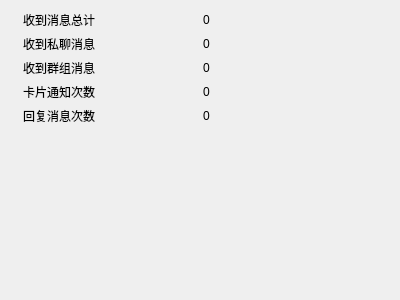
This is widgets/settings/countwidget.ui in iwxyi/CatlikeQQ as Qt 5 draws it before an edit. The edited form follows.
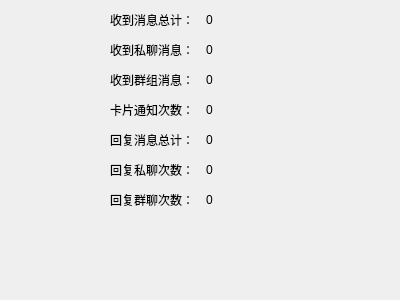
This is the edited form.

Commit message: 添加回复私聊群聊数量显示

What changed in the file:
```diff
--- a/widgets/settings/countwidget.ui
+++ b/widgets/settings/countwidget.ui
@@ -25,52 +25,26 @@
      <property name="rightMargin">
       <number>12</number>
      </property>
+     <property name="spacing">
+      <number>12</number>
+     </property>
      <item row="0" column="0">
       <widget class="QLabel" name="label">
        <property name="text">
-        <string>收到消息总计</string>
+        <string>收到消息总计：</string>
        </property>
-      </widget>
-     </item>
-     <item row="1" column="0">
-      <widget class="QLabel" name="label_3">
-       <property name="text">
-        <string>收到私聊消息</string>
-       </property>
-      </widget>
-     </item>
-     <item row="0" column="1">
-      <widget class="QLabel" name="countReceiveAllLabel">
-       <property name="text">
-        <string>0</string>
-       </property>
-      </widget>
-     </item>
-     <item row="3" column="0">
-      <widget class="QLabel" name="label_5">
-       <property name="text">
-        <string>卡片通知次数</string>
-       </property>
-      </widget>
-     </item>
-     <item row="2" column="0">
-      <widget class="QLabel" name="label_4">
-       <property name="text">
-        <string>收到群组消息</string>
+       <property name="alignment">
+        <set>Qt::AlignRight|Qt::AlignTrailing|Qt::AlignVCenter</set>
        </property>
       </widget>
      </item>
      <item row="4" column="0">
       <widget class="QLabel" name="label_6">
        <property name="text">
-        <string>回复消息次数</string>
+        <string>回复消息总计：</string>
        </property>
-      </widget>
-     </item>
-     <item row="1" column="1">
-      <widget class="QLabel" name="countReceivePrivateLabel">
-       <property name="text">
-        <string>0</string>
+       <property name="alignment">
+        <set>Qt::AlignRight|Qt::AlignTrailing|Qt::AlignVCenter</set>
        </property>
       </widget>
      </item>
@@ -88,8 +62,86 @@
        </property>
       </widget>
      </item>
+     <item row="1" column="1">
+      <widget class="QLabel" name="countReceivePrivateLabel">
+       <property name="text">
+        <string>0</string>
+       </property>
+      </widget>
+     </item>
+     <item row="5" column="0">
+      <widget class="QLabel" name="label_7">
+       <property name="text">
+        <string>回复私聊次数：</string>
+       </property>
+       <property name="alignment">
+        <set>Qt::AlignRight|Qt::AlignTrailing|Qt::AlignVCenter</set>
+       </property>
+      </widget>
+     </item>
+     <item row="1" column="0">
+      <widget class="QLabel" name="label_3">
+       <property name="text">
+        <string>收到私聊消息：</string>
+       </property>
+       <property name="alignment">
+        <set>Qt::AlignRight|Qt::AlignTrailing|Qt::AlignVCenter</set>
+       </property>
+      </widget>
+     </item>
+     <item row="0" column="1">
+      <widget class="QLabel" name="countReceiveAllLabel">
+       <property name="text">
+        <string>0</string>
+       </property>
+      </widget>
+     </item>
+     <item row="2" column="0">
+      <widget class="QLabel" name="label_4">
+       <property name="text">
+        <string>收到群组消息：</string>
+       </property>
+       <property name="alignment">
+        <set>Qt::AlignRight|Qt::AlignTrailing|Qt::AlignVCenter</set>
+       </property>
+      </widget>
+     </item>
      <item row="4" column="1">
-      <widget class="QLabel" name="countMySentLabel">
+      <widget class="QLabel" name="countSendAllLabel">
+       <property name="text">
+        <string>0</string>
+       </property>
+      </widget>
+     </item>
+     <item row="3" column="0">
+      <widget class="QLabel" name="label_5">
+       <property name="text">
+        <string>卡片通知次数：</string>
+       </property>
+       <property name="alignment">
+        <set>Qt::AlignRight|Qt::AlignTrailing|Qt::AlignVCenter</set>
+       </property>
+      </widget>
+     </item>
+     <item row="6" column="0">
+      <widget class="QLabel" name="label_8">
+       <property name="text">
+        <string>回复群聊次数：</string>
+       </property>
+       <property name="alignment">
+        <set>Qt::AlignRight|Qt::AlignTrailing|Qt::AlignVCenter</set>
+       </property>
+      </widget>
+     </item>
+     <item row="5" column="1">
+      <widget class="QLabel" name="countSendPrivateLabel">
+       <property name="text">
+        <string>0</string>
+       </property>
+      </widget>
+     </item>
+     <item row="6" column="1">
+      <widget class="QLabel" name="countSendGroupLabel">
        <property name="text">
         <string>0</string>
        </property>
```
The commit also changes 4 other files.
